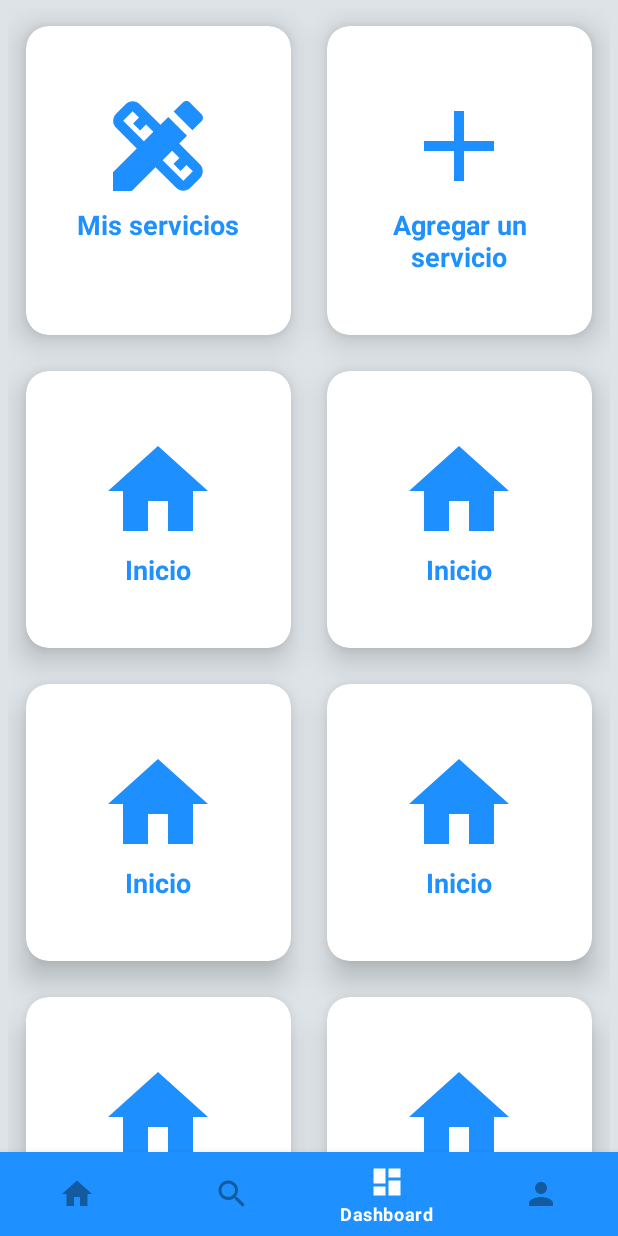
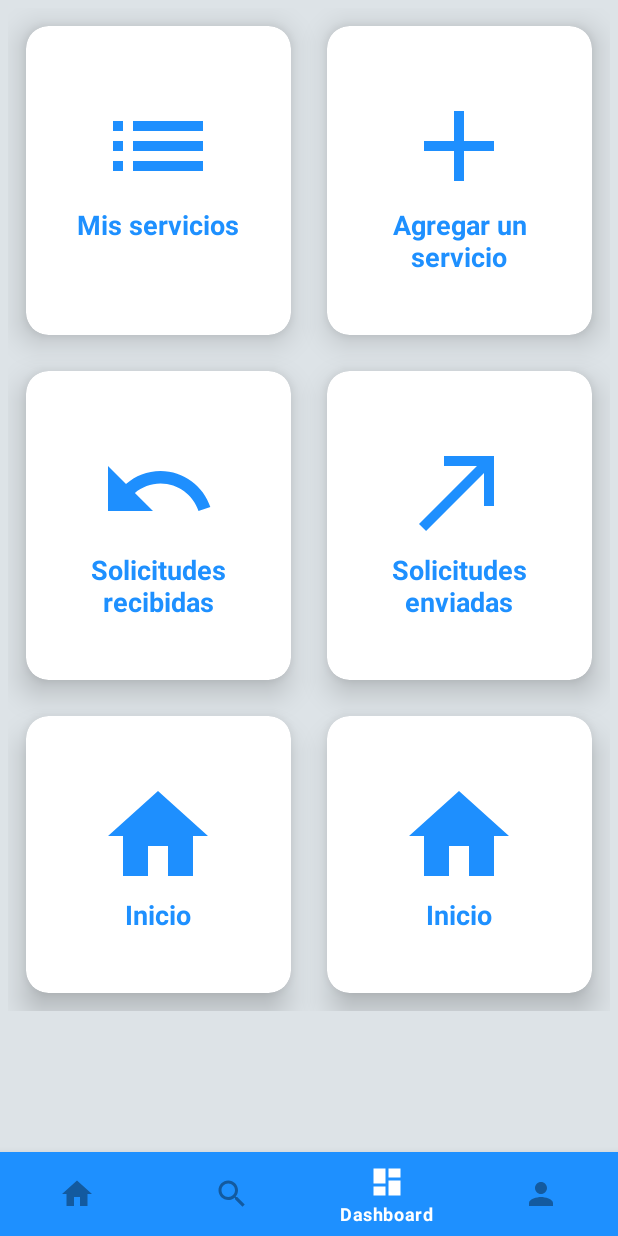
Before and after one commit to laloretom/UnaAyuditaAqui, an Android app: the screen it shows after launch once a user with an empty profile is signed in (MainActivity), item 3 of the bottom bar chosen, on a phone screen of 412 x 824 dp. Run offline under Robolectric (Android 15) with nearby library versions, the phone set to English and light mode, and no system bars; our stand-ins replace Firebase (no records; nobody signed in at launch, a user with empty details on screens opened directly).

Commit message:
Dashboard V2

```diff
--- /dev/null
+++ b/app/src/main/res/drawable/ic_list.xml
@@ -0,0 +1,5 @@
+<vector android:autoMirrored="true" android:height="24dp"
+    android:tint="#1E8FFE" android:viewportHeight="24"
+    android:viewportWidth="24" android:width="24dp" xmlns:android="http://schemas.android.com/apk/res/android">
+    <path android:fillColor="@android:color/white" android:pathData="M3,13h2v-2L3,11v2zM3,17h2v-2L3,15v2zM3,9h2L5,7L3,7v2zM7,13h14v-2L7,11v2zM7,17h14v-2L7,15v2zM7,7v2h14L21,7L7,7zM3,13h2v-2L3,11v2zM3,17h2v-2L3,15v2zM3,9h2L5,7L3,7v2zM7,13h14v-2L7,11v2zM7,17h14v-2L7,15v2zM7,7v2h14L21,7L7,7z"/>
+</vector>
--- /dev/null
+++ b/app/src/main/res/drawable/ic_received.xml
@@ -0,0 +1,5 @@
+<vector android:autoMirrored="true" android:height="24dp"
+    android:tint="#1E8FFE" android:viewportHeight="24"
+    android:viewportWidth="24" android:width="24dp" xmlns:android="http://schemas.android.com/apk/res/android">
+    <path android:fillColor="@android:color/white" android:pathData="M12.5,8c-2.65,0 -5.05,0.99 -6.9,2.6L2,7v9h9l-3.62,-3.62c1.39,-1.16 3.16,-1.88 5.12,-1.88 3.54,0 6.55,2.31 7.6,5.5l2.37,-0.78C21.08,11.03 17.15,8 12.5,8z"/>
+</vector>
--- /dev/null
+++ b/app/src/main/res/drawable/ic_sent.xml
@@ -0,0 +1,5 @@
+<vector android:height="24dp" android:tint="#1E8FFE"
+    android:viewportHeight="24" android:viewportWidth="24"
+    android:width="24dp" xmlns:android="http://schemas.android.com/apk/res/android">
+    <path android:fillColor="@android:color/white" android:pathData="M9,5v2h6.59L4,18.59L5.41,20L17,8.41V15h2V5H9z"/>
+</vector>
--- a/app/src/main/res/layout/fragment_dashboard.xml
+++ b/app/src/main/res/layout/fragment_dashboard.xml
@@ -52,7 +52,7 @@
                             android:layout_width="80dp"
                             android:layout_height="80dp"
                             android:layout_gravity="center"
-                            android:src="@drawable/ic_services"
+                            android:src="@drawable/ic_list"
                             android:layout_marginTop="40dp"/>
 
                         <TextView
@@ -110,7 +110,7 @@
                 </androidx.cardview.widget.CardView>
 
                 <androidx.cardview.widget.CardView
-                    android:id="@+id/nav_search"
+                    android:id="@+id/nav_request_received"
                     android:layout_width="wrap_content"
                     android:layout_height="wrap_content"
                     android:layout_row="1"
@@ -131,7 +131,7 @@
                             android:layout_width="80dp"
                             android:layout_height="80dp"
                             android:layout_gravity="center"
-                            android:src="@drawable/ic_home"
+                            android:src="@drawable/ic_received"
                             android:layout_marginTop="40dp"/>
 
                         <TextView
@@ -139,7 +139,8 @@
                             android:layout_height="match_parent"
                             android:layout_gravity="center_horizontal"
                             android:textAlignment="center"
-                            android:text="@string/home"
+                            android:text="Solicitudes
+                            recibidas"
                             android:textColor="@color/colorPrimary"
                             android:textSize="18sp"
                             android:textStyle="bold"
@@ -149,7 +150,7 @@
                 </androidx.cardview.widget.CardView>
 
                 <androidx.cardview.widget.CardView
-                    android:id="@+id/nav_services1"
+                    android:id="@+id/nav_request_sent"
                     android:layout_width="wrap_content"
                     android:layout_height="wrap_content"
                     android:layout_row="1"
@@ -170,7 +171,7 @@
                             android:layout_width="80dp"
                             android:layout_height="80dp"
                             android:layout_gravity="center"
-                            android:src="@drawable/ic_home"
+                            android:src="@drawable/ic_sent"
                             android:layout_marginTop="40dp"/>
 
                         <TextView
@@ -178,7 +179,8 @@
                             android:layout_height="match_parent"
                             android:layout_gravity="center_horizontal"
                             android:textAlignment="center"
-                            android:text="@string/home"
+                            android:text="Solicitudes
+                            enviadas"
                             android:textColor="@color/colorPrimary"
                             android:textSize="18sp"
                             android:textStyle="bold"
@@ -265,84 +267,6 @@
 
                 </androidx.cardview.widget.CardView>
 
-                <androidx.cardview.widget.CardView
-                    android:id="@+id/nav_01"
-                    android:layout_width="wrap_content"
-                    android:layout_height="wrap_content"
-                    android:layout_row="3"
-                    android:layout_rowWeight="1"
-                    android:layout_column="0"
-                    android:layout_columnWeight="1"
-                    android:layout_margin="12dp"
-                    app:cardCornerRadius="15dp"
-                    app:cardElevation="12dp">
-
-                    <LinearLayout
-                        android:layout_width="match_parent"
-                        android:layout_height="match_parent"
-                        android:gravity="center"
-                        android:orientation="vertical">
-
-                        <ImageView
-                            android:layout_width="80dp"
-                            android:layout_height="80dp"
-                            android:layout_gravity="center"
-                            android:src="@drawable/ic_home"
-                            android:layout_marginTop="40dp"/>
-
-                        <TextView
-                            android:layout_width="match_parent"
-                            android:layout_height="match_parent"
-                            android:layout_gravity="center_horizontal"
-                            android:textAlignment="center"
-                            android:text="@string/home"
-                            android:textColor="@color/colorPrimary"
-                            android:textSize="18sp"
-                            android:textStyle="bold"
-                            android:layout_marginBottom="40dp"/>
-                    </LinearLayout>
-
-                </androidx.cardview.widget.CardView>
-
-                <androidx.cardview.widget.CardView
-                    android:id="@+id/nav_02"
-                    android:layout_width="wrap_content"
-                    android:layout_height="wrap_content"
-                    android:layout_row="3"
-                    android:layout_rowWeight="1"
-                    android:layout_column="1"
-                    android:layout_columnWeight="1"
-                    android:layout_margin="12dp"
-                    app:cardCornerRadius="15dp"
-                    app:cardElevation="12dp">
-
-                    <LinearLayout
-                        android:layout_width="match_parent"
-                        android:layout_height="match_parent"
-                        android:gravity="center"
-                        android:orientation="vertical">
-
-                        <ImageView
-                            android:layout_width="80dp"
-                            android:layout_height="80dp"
-                            android:layout_gravity="center"
-                            android:src="@drawable/ic_home"
-                            android:layout_marginTop="40dp"/>
-
-                        <TextView
-                            android:layout_width="match_parent"
-                            android:layout_height="match_parent"
-                            android:layout_gravity="center_horizontal"
-                            android:textAlignment="center"
-                            android:text="@string/home"
-                            android:textColor="@color/colorPrimary"
-                            android:textSize="18sp"
-                            android:textStyle="bold"
-                            android:layout_marginBottom="40dp"/>
-                    </LinearLayout>
-
-                </androidx.cardview.widget.CardView>
-
             </GridLayout>
 
         </LinearLayout>
```
